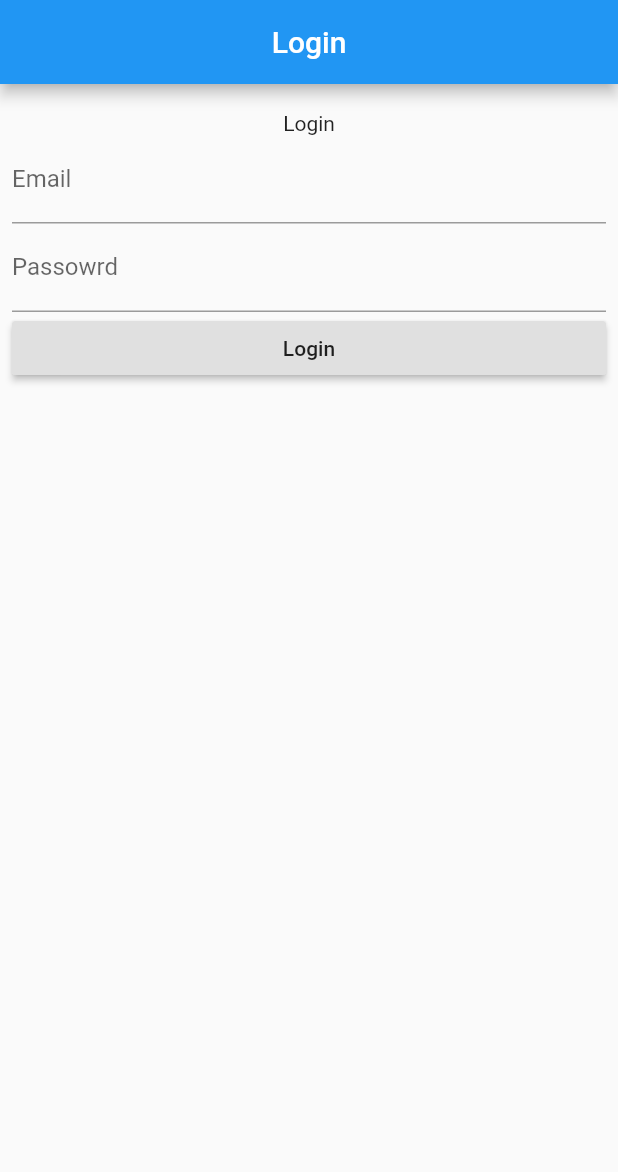
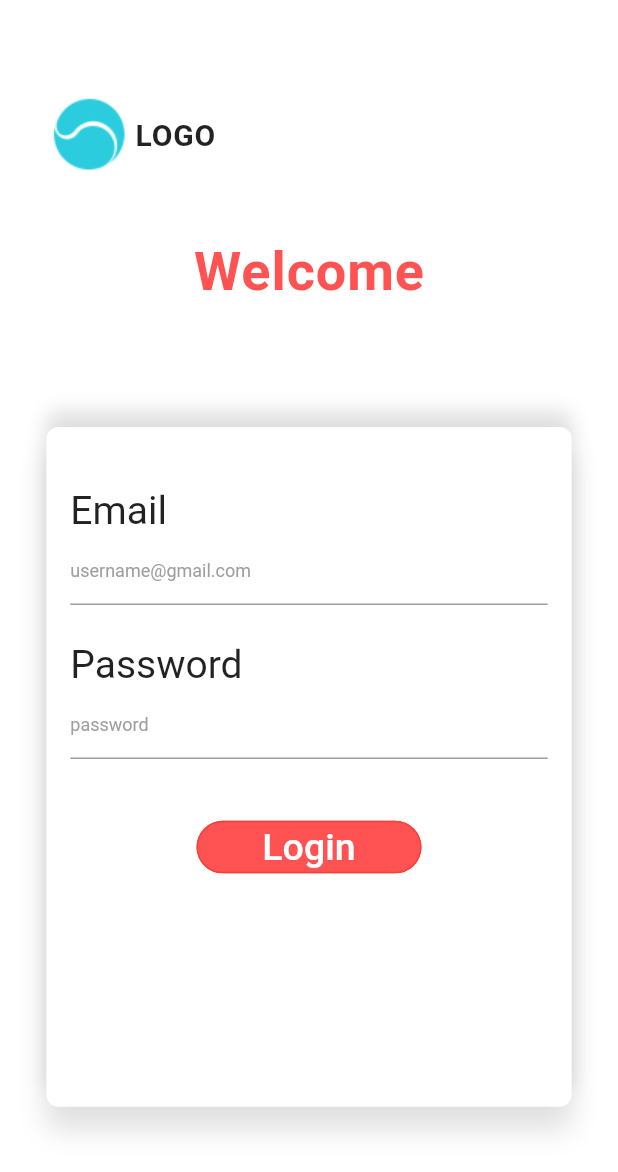
Before and after one commit to flash-gh/flutter-unit-test, a Flutter app: the screen it shows after launch, on a phone screen of 412 x 824 dp. Shown: the top 1172 px of the screen. Run offline on Flutter 3.47's test engine with Material 2 defaults, Android fonts, the phone set to English and light mode, and no system bars; Roboto replaces fonts that are missing (Poppins-Bold, Poppins-Medium).

Commit message:
Add files via upload

```diff
--- a/lib/main.dart
+++ b/lib/main.dart
@@ -1,5 +1,6 @@
 import 'package:flutter/material.dart';
-import 'package:flutter_unit_test/home.dart';
+import 'package:flutter_unit_test/pages/login.dart';
+import 'package:flutter_unit_test/pages/splashscreen.dart';
 
 void main() => runApp(MyApp());
 
@@ -9,11 +10,12 @@ class MyApp extends StatelessWidget {
   Widget build(BuildContext context) {
     return MaterialApp(
       title: 'Flutter Demo',
+      debugShowCheckedModeBanner: false,
       theme: ThemeData(
 
         primarySwatch: Colors.blue,
       ),
-      home: Home(),
+      home: SplashScreen(),
     );
   }
 }
--- /dev/null
+++ b/lib/model/formcard.dart
@@ -0,0 +1,140 @@
+import 'package:flutter/material.dart';
+import 'package:flutter_unit_test/pages/movie.dart';
+
+class FormCard extends StatefulWidget {
+  @override
+  _FormCardState createState() => _FormCardState();
+}
+
+class _FormCardState extends State<FormCard> {
+  GlobalKey<FormState> _formkey = new GlobalKey<FormState>();
+  String _email = '';
+  String _password = '';
+
+  @override
+  Widget build(BuildContext context) {
+    return Form(
+      key: _formkey,
+      child: Container(
+          width: MediaQuery.of(context).size.width * 0.85,
+          height: MediaQuery.of(context).size.height * 0.55,
+          decoration: BoxDecoration(
+            color: Colors.white,
+            borderRadius: BorderRadius.circular(8.0),
+            boxShadow: [
+              BoxShadow(
+                color: Colors.black12,
+                offset: Offset(0.0, 15.0),
+                blurRadius: 15.0,
+              ),
+              BoxShadow(
+                color: Colors.black12,
+                offset: Offset(0.0, -10.0),
+                blurRadius: 10.0,
+              ),
+            ],
+          ),
+          child: Padding(
+            padding: EdgeInsets.only(left: 16.0, top: 16.0, right: 16.0),
+            child: Column(
+              crossAxisAlignment: CrossAxisAlignment.start,
+              children: <Widget>[
+                SizedBox(
+                  height: MediaQuery.of(context).size.height * 0.03,
+                ),
+                Text('Email',
+                    style: TextStyle(
+                      fontFamily: 'Poppins-Medium',
+                      fontSize: 26,
+                    )),
+                TextFormField(
+                  validator: FormValidator.validateEmail,
+                  onSaved: (value) {
+                    _email = value.trim();
+                  },
+                  decoration: InputDecoration(
+                      hintText: 'username@gmail.com',
+                      hintStyle: TextStyle(color: Colors.grey, fontSize: 12.0)),
+                ),
+                SizedBox(
+                  height: MediaQuery.of(context).size.height * 0.03,
+                ),
+                Text('Password',
+                    style: TextStyle(
+                      fontFamily: 'Poppins-Medium',
+                      fontSize: 26,
+                    )),
+                TextFormField(
+                  obscureText: true,
+                   validator: FormValidator.validatePassword,
+                    onSaved: (value) {
+                      _password = value.trim();
+                    },
+                  decoration: InputDecoration(
+                      hintText: 'password',
+                      hintStyle: TextStyle(color: Colors.grey, fontSize: 12.0)),
+                ),
+                SizedBox(
+                  height: MediaQuery.of(context).size.height * 0.03,
+                ),
+                SizedBox(
+                  height: MediaQuery.of(context).size.height * 0.02,
+                ),
+                Center(
+                  child: SizedBox(
+                    height: 35,
+                    width: 150,
+                    child: FlatButton(
+                        onPressed: login,
+                      color: Colors.redAccent,
+                      splashColor: Colors.red,
+                      shape: RoundedRectangleBorder(
+                          borderRadius: new BorderRadius.circular(18.0),
+                          side: BorderSide(color: Colors.red)),
+                      child: const Text('Login',
+                          style: TextStyle(color: Colors.white, fontSize: 25)),
+                    ),
+                  ),
+                ),
+                SizedBox(
+                  height: MediaQuery.of(context).size.height * 0.04,
+                ),
+
+                             ],
+            ),
+          )),
+    );
+  }
+  login() async {
+    final FormState form = _formkey.currentState;
+    if (!form.validate()) {
+      WidgetsBinding.instance.addPostFrameCallback((_) {
+        Scaffold.of(context).showSnackBar(
+            SnackBar(content: Text('Please enter valid details')));
+      });
+    } else {
+      form.save();
+      Navigator.push(context, MaterialPageRoute(builder: (context) => MovieZone()),);
+
+    }
+  }
+}
+
+class FormValidator {
+  static String validateEmail(String email) {
+    if (email.isEmpty) return "Please enter an email!";
+    Pattern pattern =
+        r'^([a-zA-Z0-9_\-\.]+)@([a-zA-Z0-9_\-\.]+)\.([a-zA-Z]{2,5})$';
+    RegExp regExp = RegExp(pattern);
+    if (!regExp.hasMatch(email)) {
+      return "Please enter a valid email";
+    }
+    return null;
+  }
+
+  static String validatePassword(String value) {
+    if (value.isEmpty) return 'Please choose a password.';
+    if (value.length < 8) return 'Password must contain atleast 8 characters.';
+    return null;
+  }
+}
--- /dev/null
+++ b/lib/pages/login.dart
@@ -0,0 +1,60 @@
+import 'package:flutter/material.dart';
+import 'package:flutter_unit_test/model/formcard.dart';
+import 'package:flutter_unit_test/pages/movie.dart';
+
+class Login extends StatefulWidget {
+  @override
+  _LoginState createState() => _LoginState();
+}
+
+class _LoginState extends State<Login> {
+  GlobalKey<FormState> _formkey = new GlobalKey<FormState>();
+  String _email = '';
+  String _password = '';
+
+  @override
+  Widget build(BuildContext context) {
+    return new Scaffold(
+      backgroundColor: Colors.white,
+      body: Stack(fit: StackFit.expand, children: <Widget>[
+        SingleChildScrollView(
+            scrollDirection: Axis.vertical,
+            child: Padding(
+                padding: EdgeInsets.only(left: 28.0, right: 28.0, top: 60.0),
+                child: Column(
+                  children: <Widget>[
+                    Row(
+                      children: <Widget>[
+                        Image.asset(
+                          'assets/logo.png',
+                        ),
+                        Text('LOGO',
+                            style: TextStyle(
+                              fontFamily: 'Poppins-Bold',
+                              fontSize: 20,
+                              letterSpacing: .6,
+                              fontWeight: FontWeight.bold,
+                            ))
+                      ],
+                    ),
+                    SizedBox(
+                      height: MediaQuery.of(context).size.height * 0.05,
+                    ),
+                    Text('Welcome',
+                        style: TextStyle(
+                          fontFamily: 'Poppins-Bold',
+                          fontSize: 36,
+                          color: Colors.redAccent,
+                          letterSpacing: .6,
+                          fontWeight: FontWeight.bold,
+                        )),
+                    SizedBox(
+                      height: MediaQuery.of(context).size.height * 0.1,
+                    ),
+                    FormCard(),
+                  ],
+                )))
+      ]),
+    );
+  }
+}
--- a/pubspec.yaml
+++ b/pubspec.yaml
@@ -42,6 +42,9 @@ flutter:
   # the material Icons class.
   uses-material-design: true
 
+  assets:
+    - assets/logo.png
+
   # To add assets to your application, add an assets section, like this:
   # assets:
   #  - images/a_dot_burr.jpeg
```
Also changed, not shown: lib/pages/movie.dart (added, +215 -0 lines), lib/pages/reverse.dart (added, +63 -0 lines), lib/pages/splashscreen.dart (added, +67 -0 lines), assets/logo.png (added), 3 other files.
